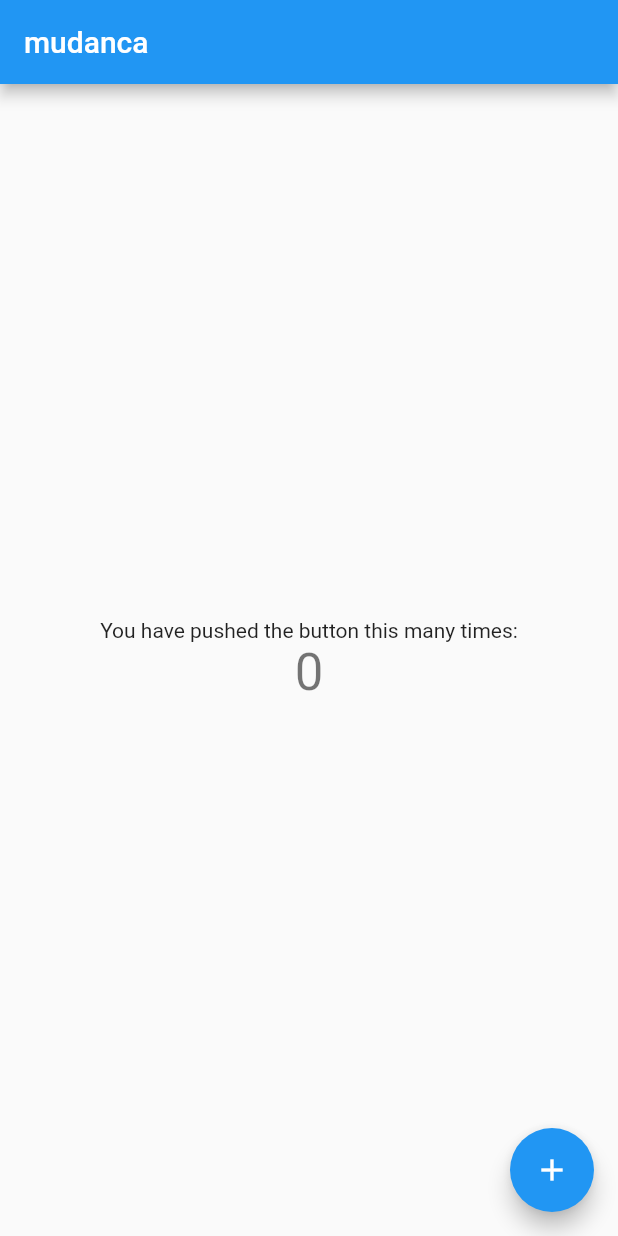
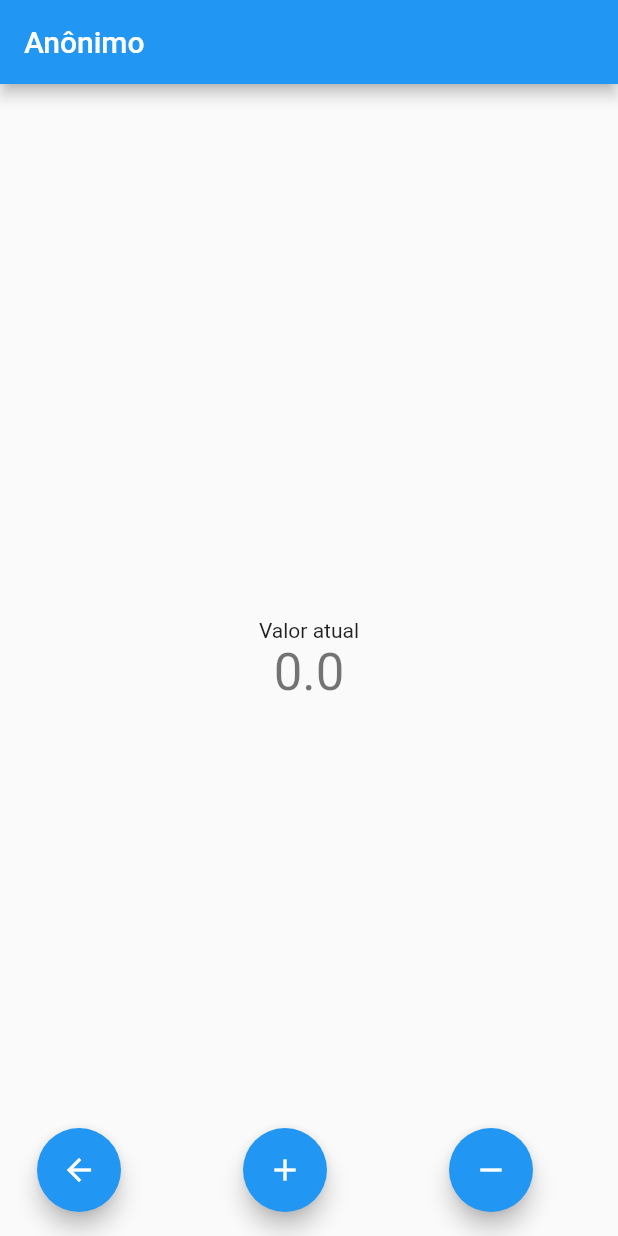
Before and after one commit to mateuscsilva/atividade_flutter, a Flutter app: the screen it shows after launch, after a tap on "Enviar", on a phone screen of 412 x 824 dp. Run offline on Flutter 3.47's test engine with Material 2 defaults, Android fonts, the phone set to English and light mode, and no system bars.

Commit message:
Atualizacao nas telas ja adicionadas
Se adicionado, ira inserir mais detalhes na primeira tela
Se adicionado, alteracoes que deixam a segunda tela com layout esperado
ToDo: corrigir id "floatingActionButton" na segunda tela

```diff
--- a/lib/first_screen.dart
+++ b/lib/first_screen.dart
@@ -4,14 +4,16 @@ import 'package:flutter/material.dart';
 class FirstScreen extends StatelessWidget {
   const FirstScreen({Key? key}) : super(key: key);
 
+  final String title = 'Atividade Flutter';
+
   @override
   Widget build(BuildContext context) {
     return MaterialApp(
-      title: 'Atividade Flutter',
+      title: title,
       theme: ThemeData(
         primarySwatch: Colors.blue,
       ),
-      home: const MyHomePage(title: 'Widget',),
+      home: MyHomePage(title: title,),
     );
   }
 }
@@ -27,8 +29,9 @@ class MyHomePage extends StatefulWidget {
 
 class _MyHomePageState extends State<MyHomePage> {
 
-  final double fontSize = 26;
+  final double fontSize = 20;
   final String buttonName = "Enviar";
+
   TextEditingController textFieldController = TextEditingController();
 
   void _navigateToCounterScreen() {
@@ -36,15 +39,13 @@ class _MyHomePageState extends State<MyHomePage> {
     if(sendText.isEmpty){
       sendText = "Anônimo";
     }
-    Navigator.push(
-      context,
-      MaterialPageRoute(builder: (context) => SecondScreen(userName: sendText))
+    Navigator.of(context, rootNavigator: true).push(
+        MaterialPageRoute(builder: (context) => SecondScreen(userName: sendText))
     );
   }
 
   @override
   Widget build(BuildContext context) {
-
     return Scaffold(
       appBar: AppBar(
         title: Text(widget.title),
@@ -58,6 +59,10 @@ class _MyHomePageState extends State<MyHomePage> {
               padding: const EdgeInsets.all(32.0),
               child: TextField(
                 controller: textFieldController,
+                decoration: InputDecoration(
+                    hintStyle: TextStyle(color: Colors.blue),
+                    hintText: "Digite o seu nome"
+                ),
                 style: TextStyle(
                   fontSize: fontSize,
                   color: Colors.black,
--- a/lib/second_screen.dart
+++ b/lib/second_screen.dart
@@ -2,8 +2,8 @@ import 'package:flutter/material.dart';
 
 class SecondScreen extends StatelessWidget {
 
+  const SecondScreen({Key? key, required this.userName}) : super(key: key);
   final String userName;
-  const SecondScreen({Key? key, required this.userName}) : super(key: key);
 
   @override
   Widget build(BuildContext context) {
@@ -12,7 +12,7 @@ class SecondScreen extends StatelessWidget {
       theme: ThemeData(
         primarySwatch: Colors.blue,
       ),
-      home: const MyHomePage(userName: 'userName'),
+      home: MyHomePage(userName: userName),
     );
   }
 }
@@ -27,19 +27,20 @@ class MyHomePage extends StatefulWidget {
 }
 
 class _MyHomePageState extends State<MyHomePage> {
-  int _counter = 0;
 
-  void _incrementCounter() {
-    setState(() {
-      _counter++;
-    });
+  double _counter = 0;
+
+  /*
+  void _navigateToFirstScreen() {
+    Navigator.pop(context);
   }
+   */
 
   @override
   Widget build(BuildContext context) {
     return Scaffold(
       appBar: AppBar(
-        title: Text('mudanca'),
+        title: Text(widget.userName),
       ),
       body: Center(
 
@@ -47,7 +48,7 @@ class _MyHomePageState extends State<MyHomePage> {
           mainAxisAlignment: MainAxisAlignment.center,
           children: <Widget>[
             const Text(
-              'You have pushed the button this many times:',
+              'Valor atual',
             ),
             Text(
               '$_counter',
@@ -56,11 +57,42 @@ class _MyHomePageState extends State<MyHomePage> {
           ],
         ),
       ),
-      floatingActionButton: FloatingActionButton(
-        onPressed: _incrementCounter,
-        tooltip: 'Increment',
-        child: const Icon(Icons.add),
-      ), // This trailing comma makes auto-formatting nicer for build methods.
+
+      floatingActionButton: Row(
+        mainAxisAlignment: MainAxisAlignment.spaceAround,
+        children: [
+          FloatingActionButton(
+            onPressed: () {},
+            tooltip: 'Retornar',
+            child: const Icon(Icons.arrow_back),
+          ),
+          FloatingActionButton(
+            onPressed: _incrementCounter,
+            tooltip: 'Incrementar',
+            child: const Icon(Icons.add),
+          ),
+          FloatingActionButton(
+            onPressed: _decrementCounter,
+            tooltip: 'Subtrair',
+            child: const Icon(Icons.remove),
+          ),
+        ],
+      ),
+       // This trailing comma makes auto-formatting nicer for build methods.
     );
   }
+
+  void _incrementCounter() {
+    setState(() {
+      _counter++;
+    });
+  }
+
+  void _decrementCounter() {
+    setState(() {
+      _counter--;
+    });
+  }
+
+
 }
--- a/pubspec.yaml
+++ b/pubspec.yaml
@@ -44,7 +44,7 @@ dev_dependencies:
   # activated in the `analysis_options.yaml` file located at the root of your
   # package. See that file for information about deactivating specific lint
   # rules and activating additional ones.
-  flutter_lints: ^1.0.0
+  #flutter_lints: ^1.0.0
 
 # For information on the generic Dart part of this file, see the
 # following page: https://dart.dev/tools/pub/pubspec
```
Also changed, not shown: pubspec.lock.
